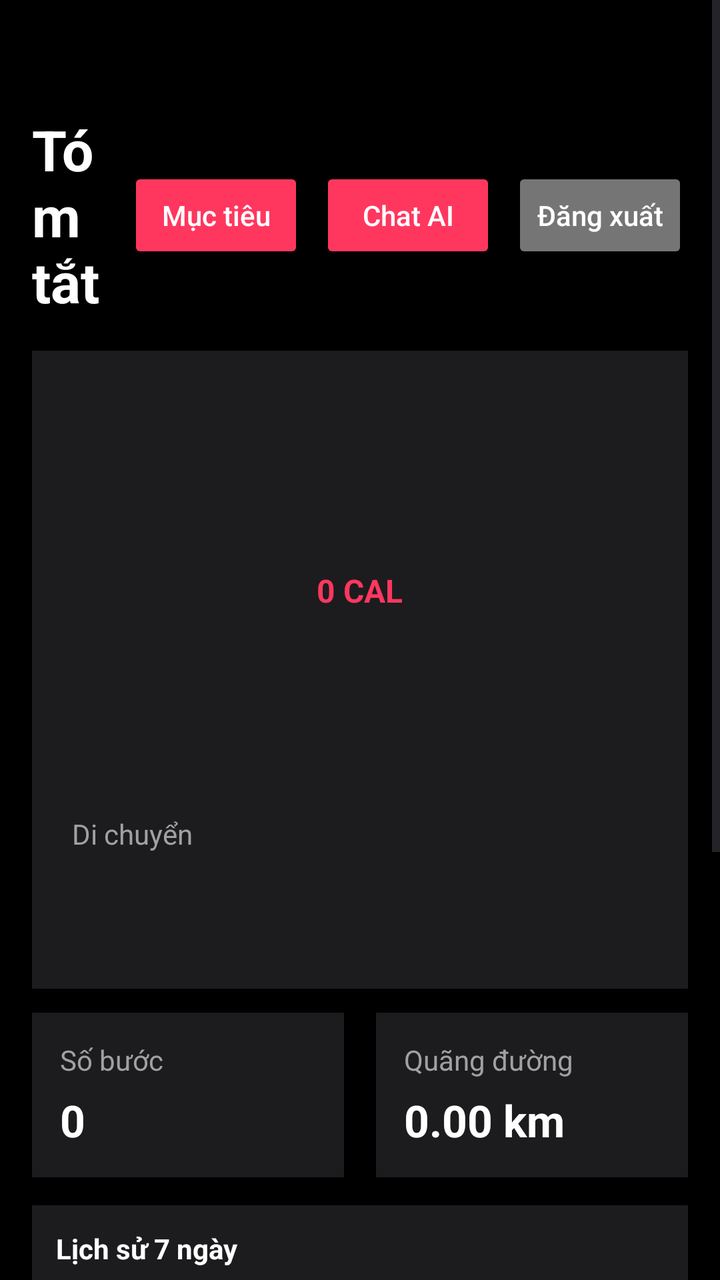
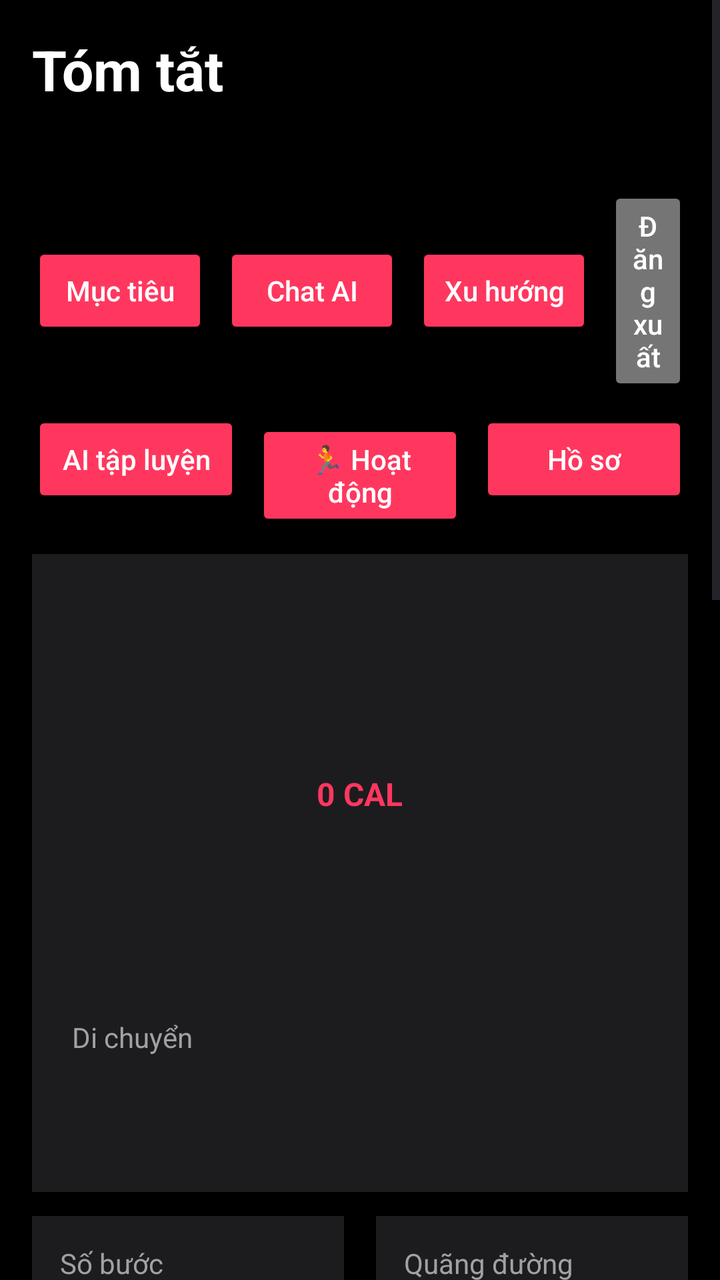

The first picture is an Android layout as it rendered before a commit; the second is the same layout after the commit. The layout source and the unified diff follow.
<!-- AndroidManifest.xml: application theme Theme.App_the_duc -->
<!-- res/layout/activity_dashboard.xml -->
<?xml version="1.0" encoding="utf-8"?>
<ScrollView xmlns:android="http://schemas.android.com/apk/res/android"
    xmlns:tools="http://schemas.android.com/tools"
    android:background="@color/background_dark"
    android:layout_width="match_parent"
    android:layout_height="match_parent"
    tools:context=".activities.DashboardActivity">

    <LinearLayout
        android:orientation="vertical"
        android:padding="16dp"
        android:layout_width="match_parent"
        android:layout_height="wrap_content">

        
        <LinearLayout
            android:orientation="horizontal"
            android:layout_width="match_parent"
            android:layout_height="wrap_content"
            android:layout_marginTop="40dp"
            android:gravity="center_vertical"
            android:paddingBottom="8dp">
            <TextView
                android:text="Tóm tắt"
                android:textSize="28sp"
                android:textColor="@color/text_primary"
                android:textStyle="bold"
                android:layout_width="0dp"
                android:layout_height="wrap_content"
                android:layout_weight="1" />

            <Button
                android:id="@+id/btnGoal"
                android:text="Mục tiêu"
                android:textAllCaps="false"
                android:textColor="#FFFFFF"
                android:backgroundTint="@color/accent_red"
                android:layout_width="wrap_content"
                android:layout_height="wrap_content"
                android:layout_marginEnd="8dp" />

            <Button
                android:id="@+id/btnChat"
                android:text="Chat AI"
                android:textAllCaps="false"
                android:textColor="#FFFFFF"
                android:backgroundTint="@color/accent_red"
                android:layout_width="wrap_content"
                android:layout_height="wrap_content"
                android:layout_marginEnd="8dp" />

            <Button
                android:id="@+id/btnLogout"
                android:text="Đăng xuất"
                android:textAllCaps="false"
                android:textColor="#FFFFFF"
                android:backgroundTint="#757575"
                android:layout_width="wrap_content"
                android:layout_height="wrap_content" />
        </LinearLayout>

        
        <LinearLayout
            android:orientation="vertical"
            android:background="@color/card_dark"
            android:padding="20dp"
            android:layout_marginTop="8dp"
            android:layout_marginBottom="12dp"
            android:layout_width="match_parent"
            android:layout_height="wrap_content"
            android:elevation="6dp">

            
            <FrameLayout
                android:layout_width="match_parent"
                android:layout_height="200dp"
                android:foregroundGravity="center"
                android:layout_gravity="center">

                
                <ProgressBar
                    android:id="@+id/progressCircle"
                    style="?android:attr/progressBarStyleHorizontal"
                    android:indeterminate="false"
                    android:max="100"
                    android:progress="0"
                    android:progressDrawable="@drawable/circle_ring"
                    android:layout_gravity="center"
                    android:layout_width="150dp"
                    android:layout_height="150dp" />

                <TextView
                    android:id="@+id/txtRingCenter"
                    android:text="0 CAL"
                    android:textColor="@color/accent_red"
                    android:layout_width="wrap_content"
                    android:layout_height="wrap_content"
                    android:textStyle="bold"
                    android:textSize="16sp"
                    android:layout_gravity="center" />
            </FrameLayout>

            
            <TextView
                android:id="@+id/txtRingSubtitle"
                android:text="Di chuyển"
                android:textColor="@color/text_secondary"
                android:layout_marginTop="12dp"
                android:layout_width="wrap_content"
                android:layout_height="wrap_content" />

            
            <TextView
                android:id="@+id/txtGoalCal"
                android:textColor="@color/text_secondary"
                android:layout_marginTop="6dp"
                android:layout_width="wrap_content"
                android:layout_height="wrap_content" />

            <TextView
                android:id="@+id/txtGoalPeriod"
                android:textColor="@color/text_secondary"
                android:layout_marginTop="4dp"
                android:layout_width="wrap_content"
                android:layout_height="wrap_content" />
        </LinearLayout>

        
        <LinearLayout
            android:orientation="horizontal"
            android:layout_width="match_parent"
            android:layout_height="wrap_content"
            android:weightSum="2"
            android:gravity="center_vertical">

            
            <LinearLayout
                android:orientation="vertical"
                android:background="@color/card_dark"
                android:padding="14dp"
                android:layout_marginEnd="8dp"
                android:layout_weight="1"
                android:layout_width="0dp"
                android:layout_height="wrap_content"
                android:elevation="5dp">

                <TextView
                    android:text="Số bước"
                    android:textColor="@color/text_secondary"
                    android:textSize="14sp"
                    android:layout_width="wrap_content"
                    android:layout_height="wrap_content" />

                <TextView
                    android:id="@+id/txtSteps"
                    android:text="0"
                    android:textColor="@color/text_primary"
                    android:textSize="22sp"
                    android:textStyle="bold"
                    android:layout_marginTop="6dp"
                    android:layout_width="wrap_content"
                    android:layout_height="wrap_content" />
            </LinearLayout>

            
            <LinearLayout
                android:orientation="vertical"
                android:background="@color/card_dark"
                android:padding="14dp"
                android:layout_marginStart="8dp"
                android:layout_weight="1"
                android:layout_width="0dp"
                android:layout_height="wrap_content"
                android:elevation="5dp">

                <TextView
                    android:text="Quãng đường"
                    android:textColor="@color/text_secondary"
                    android:textSize="14sp"
                    android:layout_width="wrap_content"
                    android:layout_height="wrap_content" />

                <TextView
                    android:id="@+id/txtDistance"
                    android:text="0.00 km"
                    android:textColor="@color/text_primary"
                    android:textSize="22sp"
                    android:textStyle="bold"
                    android:layout_marginTop="6dp"
                    android:layout_width="wrap_content"
                    android:layout_height="wrap_content" />
            </LinearLayout>
        </LinearLayout>

        
        <LinearLayout
            android:orientation="vertical"
            android:background="@color/card_dark"
            android:padding="12dp"
            android:layout_marginTop="14dp"
            android:layout_width="match_parent"
            android:layout_height="wrap_content"
            android:elevation="5dp">

            <TextView
                android:text="Lịch sử 7 ngày"
                android:textColor="@color/text_primary"
                android:textStyle="bold"
                android:layout_width="wrap_content"
                android:layout_height="wrap_content" />

            <com.github.mikephil.charting.charts.BarChart
                android:id="@+id/barChart"
                android:layout_width="match_parent"
                android:layout_height="200dp"
                android:layout_marginTop="8dp" />
        </LinearLayout>

        
        <LinearLayout
            android:orientation="vertical"
            android:background="@color/card_dark"
            android:padding="16dp"
            android:layout_marginTop="14dp"
            android:layout_width="match_parent"
            android:layout_height="wrap_content"
            android:elevation="5dp">

            <TextView
                android:text="Xu hướng"
                android:textColor="@color/text_primary"
                android:textStyle="bold"
                android:layout_width="wrap_content"
                android:layout_height="wrap_content" />

            <TextView
                android:id="@+id/txtTrendContent"
                android:textColor="@color/text_secondary"
                android:layout_marginTop="8dp"
                android:layout_width="wrap_content"
                android:layout_height="wrap_content" />
        </LinearLayout>

    </LinearLayout>
</ScrollView>
<!-- resources referenced by this layout -->
<resources>
  <color name="accent_red">#FF375F</color>
  <color name="background_dark">#000000</color>
  <color name="card_dark">#1C1C1E</color>
  <color name="text_primary">#FFFFFF</color>
  <color name="text_secondary">#A1A1A1</color>
  <!-- drawable circle_ring (drawable) -->
  <shape xmlns:android="http://schemas.android.com/apk/res/android"
      android:shape="ring"
      android:innerRadiusRatio="3"
      android:thicknessRatio="12"
      android:useLevel="true">
      <solid android:color="@color/accent_red" />
  </shape>
  <style name="Theme.App_the_duc" parent="Base.Theme.App_the_duc" />
  <style name="Base.Theme.App_the_duc" parent="Theme.Material3.DayNight.NoActionBar">
          
          
      </style>
</resources>

<!-- the commit's change to res/layout/activity_dashboard.xml (unified diff, before → after) -->
@@ -12,6 +12,15 @@
         android:layout_width="match_parent"
         android:layout_height="wrap_content">
 
+        <TextView
+            android:text="Tóm tắt"
+            android:textSize="28sp"
+            android:textColor="@color/text_primary"
+            android:textStyle="bold"
+            android:layout_width="100dp"
+            android:layout_height="wrap_content"
+            android:layout_weight="1" />
+
         
         <LinearLayout
             android:orientation="horizontal"
@@ -20,14 +29,7 @@
             android:layout_marginTop="40dp"
             android:gravity="center_vertical"
             android:paddingBottom="8dp">
-            <TextView
-                android:text="Tóm tắt"
-                android:textSize="28sp"
-                android:textColor="@color/text_primary"
-                android:textStyle="bold"
-                android:layout_width="0dp"
-                android:layout_height="wrap_content"
-                android:layout_weight="1" />
+
 
             <Button
                 android:id="@+id/btnGoal"
@@ -50,6 +52,16 @@
                 android:layout_marginEnd="8dp" />
 
             <Button
+                android:id="@+id/btnTrend"
+                android:text="Xu hướng"
+                android:textAllCaps="false"
+                android:textColor="#FFFFFF"
+                android:backgroundTint="@color/accent_red"
+                android:layout_width="wrap_content"
+                android:layout_height="wrap_content"
+                android:layout_marginEnd="8dp" />
+
+            <Button
                 android:id="@+id/btnLogout"
                 android:text="Đăng xuất"
                 android:textAllCaps="false"
@@ -57,6 +69,47 @@
                 android:backgroundTint="#757575"
                 android:layout_width="wrap_content"
                 android:layout_height="wrap_content" />
+        </LinearLayout>
+
+        <LinearLayout
+            android:orientation="horizontal"
+            android:layout_width="match_parent"
+            android:layout_height="wrap_content"
+            android:layout_marginBottom="8dp">
+
+            <Button
+                android:id="@+id/btnWorkoutAI"
+                android:text="AI tập luyện"
+                android:textAllCaps="false"
+                android:textColor="#FFFFFF"
+                android:backgroundTint="@color/accent_red"
+                android:layout_width="0dp"
+                android:layout_height="wrap_content"
+                android:layout_weight="1"
+                android:layout_marginEnd="4dp" />
+
+            <Button
+                android:id="@+id/btnActivityType"
+                android:text="🏃 Hoạt động"
+                android:textAllCaps="false"
+                android:textColor="#FFFFFF"
+                android:backgroundTint="@color/accent_red"
+                android:layout_width="0dp"
+                android:layout_height="wrap_content"
+                android:layout_weight="1"
+                android:layout_marginStart="4dp"
+                android:layout_marginEnd="4dp" />
+
+            <Button
+                android:id="@+id/btnProfile"
+                android:text="Hồ sơ"
+                android:textAllCaps="false"
+                android:textColor="#FFFFFF"
+                android:backgroundTint="@color/accent_red"
+                android:layout_width="0dp"
+                android:layout_height="wrap_content"
+                android:layout_weight="1"
+                android:layout_marginStart="4dp" />
         </LinearLayout>
 
         
@@ -196,6 +249,110 @@
         <LinearLayout
             android:orientation="vertical"
             android:background="@color/card_dark"
+            android:padding="16dp"
+            android:layout_marginTop="14dp"
+            android:layout_width="match_parent"
+            android:layout_height="wrap_content"
+            android:elevation="5dp">
+
+            <TextView
+                android:text="📊 Tóm tắt tuần này"
+                android:textColor="@color/text_primary"
+                android:textStyle="bold"
+                android:textSize="18sp"
+                android:layout_width="wrap_content"
+                android:layout_height="wrap_content"
+                android:layout_marginBottom="12dp" />
+
+            <LinearLayout
+                android:orientation="horizontal"
+                android:layout_width="match_parent"
+                android:layout_height="wrap_content"
+                android:weightSum="2">
+
+                <LinearLayout
+                    android:orientation="vertical"
+                    android:layout_width="0dp"
+                    android:layout_height="wrap_content"
+                    android:layout_weight="1"
+                    android:layout_marginEnd="8dp">
+
+                    <TextView
+                        android:text="Tổng bước"
+                        android:textColor="@color/text_secondary"
+                        android:textSize="12sp"
+                        android:layout_width="wrap_content"
+                        android:layout_height="wrap_content" />
+
+                    <TextView
+                        android:id="@+id/txtWeeklySteps"
+                        android:text="0"
+                        android:textColor="@color/accent_red"
+                        android:textSize="20sp"
+                        android:textStyle="bold"
+                        android:layout_width="wrap_content"
+                        android:layout_height="wrap_content"
+                        android:layout_marginTop="4dp" />
+                </LinearLayout>
+
+                <LinearLayout
+                    android:orientation="vertical"
+                    android:layout_width="0dp"
+                    android:layout_height="wrap_content"
+                    android:layout_weight="1"
+                    android:layout_marginStart="8dp">
+
+                    <TextView
+                        android:text="Tổng calo"
+                        android:textColor="@color/text_secondary"
+                        android:textSize="12sp"
+                        android:layout_width="wrap_content"
+                        android:layout_height="wrap_content" />
+
+                    <TextView
+                        android:id="@+id/txtWeeklyCalories"
+                        android:text="0"
+                        android:textColor="@color/accent_red"
+                        android:textSize="20sp"
+                        android:textStyle="bold"
+                        android:layout_width="wrap_content"
+                        android:layout_height="wrap_content"
+                        android:layout_marginTop="4dp" />
+                </LinearLayout>
+            </LinearLayout>
+
+            <TextView
+                android:id="@+id/txtStreakDays"
+                android:text="🔥 Chuỗi ngày: 0"
+                android:textColor="@color/text_secondary"
+                android:textSize="14sp"
+                android:layout_width="wrap_content"
+                android:layout_height="wrap_content"
+                android:layout_marginTop="12dp" />
+
+            <TextView
+                android:id="@+id/txtHeartRateAvg"
+                android:text="❤️ Nhịp tim TB: --"
+                android:textColor="@color/text_secondary"
+                android:textSize="14sp"
+                android:layout_width="wrap_content"
+                android:layout_height="wrap_content"
+                android:layout_marginTop="8dp" />
+
+            <TextView
+                android:id="@+id/txtActivityTypes"
+                android:text="📊 Hoạt động: --"
+                android:textColor="@color/text_secondary"
+                android:textSize="14sp"
+                android:layout_width="wrap_content"
+                android:layout_height="wrap_content"
+                android:layout_marginTop="8dp" />
+        </LinearLayout>
+
+        
+        <LinearLayout
+            android:orientation="vertical"
+            android:background="@color/card_dark"
             android:padding="12dp"
             android:layout_marginTop="14dp"
             android:layout_width="match_parent"
@@ -218,6 +375,71 @@
 
         
         <LinearLayout
+            android:orientation="horizontal"
+            android:layout_width="match_parent"
+            android:layout_height="wrap_content"
+            android:layout_marginTop="14dp"
+            android:weightSum="2">
+
+            <LinearLayout
+                android:orientation="vertical"
+                android:background="@color/card_dark"
+                android:padding="14dp"
+                android:layout_width="0dp"
+                android:layout_height="wrap_content"
+                android:layout_weight="1"
+                android:layout_marginEnd="8dp"
+                android:elevation="5dp">
+
+                <TextView
+                    android:text="⚡ Tốc độ TB"
+                    android:textColor="@color/text_secondary"
+                    android:textSize="12sp"
+                    android:layout_width="wrap_content"
+                    android:layout_height="wrap_content" />
+
+                <TextView
+                    android:id="@+id/txtAvgSpeed"
+                    android:text="0 km/h"
+                    android:textColor="@color/text_primary"
+                    android:textSize="18sp"
+                    android:textStyle="bold"
+                    android:layout_width="wrap_content"
+                    android:layout_height="wrap_content"
+                    android:layout_marginTop="4dp" />
+            </LinearLayout>
+
+            <LinearLayout
+                android:orientation="vertical"
+                android:background="@color/card_dark"
+                android:padding="14dp"
+                android:layout_width="0dp"
+                android:layout_height="wrap_content"
+                android:layout_weight="1"
+                android:layout_marginStart="8dp"
+                android:elevation="5dp">
+
+                <TextView
+                    android:text="⏱ Thời gian hoạt động"
+                    android:textColor="@color/text_secondary"
+                    android:textSize="12sp"
+                    android:layout_width="wrap_content"
+                    android:layout_height="wrap_content" />
+
+                <TextView
+                    android:id="@+id/txtActiveTime"
+                    android:text="0 phút"
+                    android:textColor="@color/text_primary"
+                    android:textSize="18sp"
+                    android:textStyle="bold"
+                    android:layout_width="wrap_content"
+                    android:layout_height="wrap_content"
+                    android:layout_marginTop="4dp" />
+            </LinearLayout>
+        </LinearLayout>
+
+        
+        <LinearLayout
             android:orientation="vertical"
             android:background="@color/card_dark"
             android:padding="16dp"
@@ -227,7 +449,7 @@
             android:elevation="5dp">
 
             <TextView
-                android:text="Xu hướng"
+                android:text="💡 Gợi ý AI"
                 android:textColor="@color/text_primary"
                 android:textStyle="bold"
                 android:layout_width="wrap_content"
